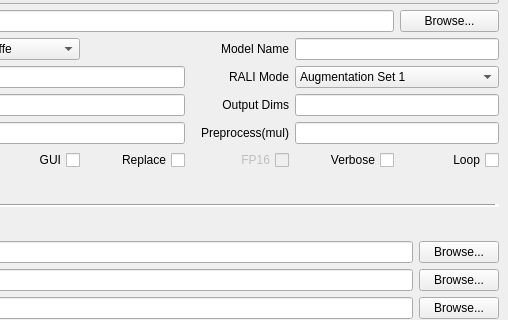
First picture: the form in inference_control.ui, repository kiritigowda/MIVisionX-Validation-Tool, before the edit; both pictures show x 301 to 809 and y 266 to 586 of the 809 by 732 pixel window.
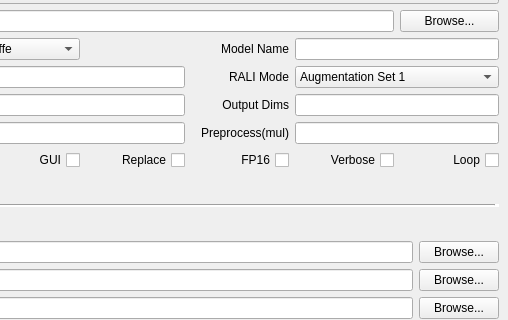
Second picture: the form after the edit. Icons and pictures are not drawn.

Patch:
```diff
--- a/inference_control.ui
+++ b/inference_control.ui
@@ -214,9 +214,6 @@
       </item>
       <item row="6" column="4">
        <widget class="QCheckBox" name="fp16_checkBox">
-        <property name="enabled">
-         <bool>false</bool>
-        </property>
         <property name="layoutDirection">
          <enum>Qt::RightToLeft</enum>
         </property>
```
Left out of the diff: 10 changed lines with no effect on the pictures.
